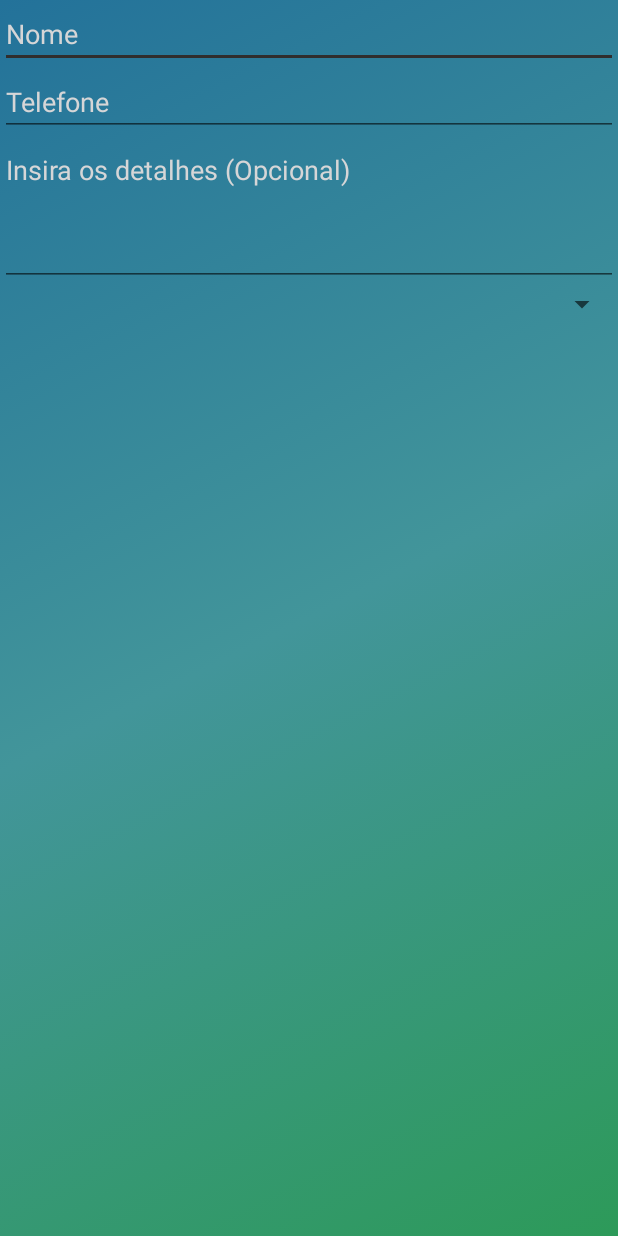
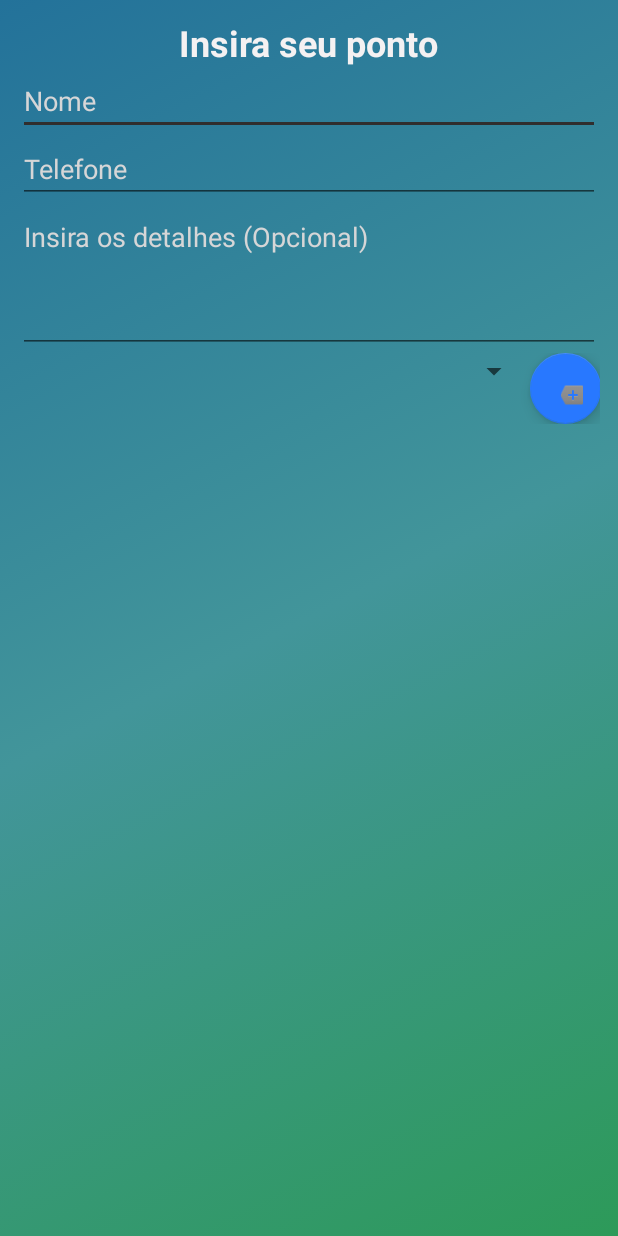
Before and after one commit to JuniimSI/Android_TCC_app, an Android app: the layout insert_location.xml on its own in the app's theme, with its tools: preview values and no code run, on a phone screen of 412 x 824 dp. Run offline under Robolectric (Android 15) with nearby library versions, the phone set to English and light mode, and no system bars.

Commit message:
adicionado botao de inserir tipo

```diff
--- a/app/src/main/res/layout/insert_location.xml
+++ b/app/src/main/res/layout/insert_location.xml
@@ -1,10 +1,31 @@
 <?xml version="1.0" encoding="utf-8"?>
-<LinearLayout xmlns:android="http://schemas.android.com/apk/res/android"
+
+<RelativeLayout xmlns:android="http://schemas.android.com/apk/res/android"
     xmlns:app="http://schemas.android.com/apk/res-auto"
+    android:layout_width="match_parent"
+    android:layout_height="match_parent">
+
+
+    <LinearLayout
+
         android:layout_width="match_parent"
         android:layout_height="match_parent"
         android:background="@drawable/gradient_color"
-    android:orientation="vertical">
+        android:orientation="vertical"
+        android:padding="12dp">
+
+        <TextView
+            android:id="@+id/titleInsertId"
+            android:layout_width="wrap_content"
+            android:layout_height="wrap_content"
+            android:layout_gravity="center_horizontal"
+            android:foregroundGravity="center_horizontal"
+            android:gravity="center"
+            android:text="Insira seu ponto"
+            android:textColor="@color/branco"
+            android:textDirection="locale"
+            android:textSize="24sp"
+            android:textStyle="bold" />
 
         <EditText
             android:id="@+id/nomeEditText"
@@ -36,10 +57,28 @@
             android:scrollHorizontally="false"
             android:textColorHint="@color/wallet_dim_foreground_inverse_holo_dark" />
 
+        <LinearLayout
+            android:layout_width="match_parent"
+            android:layout_height="wrap_content"
+            android:orientation="horizontal">
+
             <Spinner
                 android:id="@+id/spinner"
                 android:layout_width="match_parent"
-        android:layout_height="wrap_content" />
+                android:layout_height="wrap_content"
+                android:layout_weight="1" />
 
+            <android.support.design.widget.FloatingActionButton
+                android:id="@+id/insertTypeButton"
+                android:layout_width="wrap_content"
+                android:layout_height="wrap_content"
+                android:layout_gravity="center_vertical"
+                android:layout_weight="0.2"
+                android:clickable="true"
+                app:backgroundTint="@color/blue"
+                app:srcCompat="@android:drawable/stat_notify_more" />
 
         </LinearLayout>
+
+    </LinearLayout>
+</RelativeLayout>
```
Lines whose indentation alone changed are shown as unchanged.
